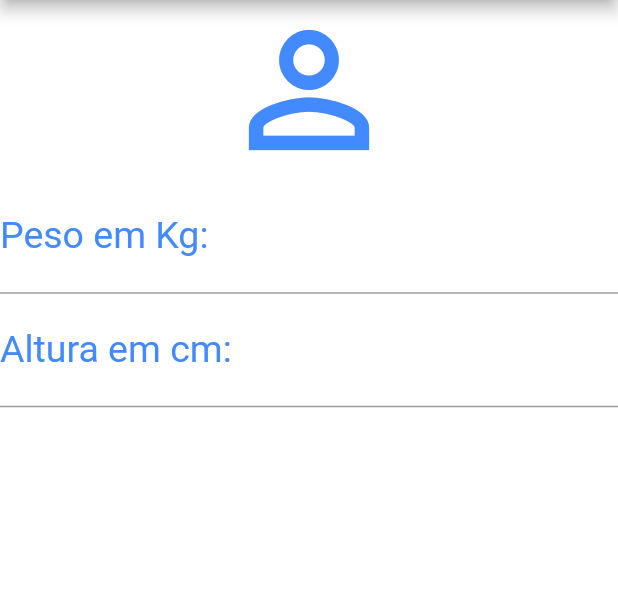
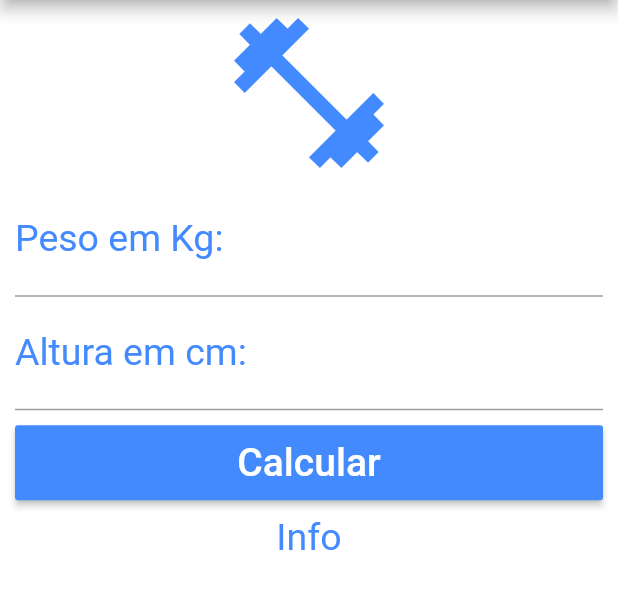
Before and after one commit to italodea/calculadora-de-imc, a Flutter app: the screen it shows after launch, on a phone screen of 412 x 824 dp, the part 84-693 px from its top. Run offline on Flutter 3.47's test engine with Material 2 defaults, Android fonts, the phone set to English and light mode, and no system bars.

Commit message:
Adição dos inputs com o peso e a altura

```diff
--- a/lib/main.dart
+++ b/lib/main.dart
@@ -1,5 +1,6 @@
 import 'package:flutter/material.dart';
-void main(){
+
+void main() {
   runApp(MaterialApp(
     home: Home(),
   ));
@@ -19,30 +20,62 @@ class _State extends State<Home> {
           centerTitle: true,
           backgroundColor: Colors.blueAccent,
           actions: <Widget>[
-          IconButton(icon: Icon(Icons.refresh),onPressed: (){},)
+            IconButton(
+              icon: Icon(Icons.refresh),
+              onPressed: () {},
+            )
           ],
         ),
         backgroundColor: Colors.white,
-      body: Column(
+        body: SingleChildScrollView(
+          padding: EdgeInsets.fromLTRB(10.0, 2.0, 10.0, 0.0),
+          child: Column(
             crossAxisAlignment: CrossAxisAlignment.stretch,
             children: <Widget>[
-          Icon(Icons.person_outline,size: 120.0,color: Colors.blueAccent,),
-          TextField(keyboardType: TextInputType.number,
+              Icon(
+                Icons.fitness_center,
+                size: 120.0,
+                color: Colors.blueAccent,
+              ),
+              TextField(
+                keyboardType: TextInputType.number,
                 decoration: InputDecoration(
                   labelText: "Peso em Kg:",
                   labelStyle: TextStyle(color: Colors.blueAccent),
                 ),
                 textAlign: TextAlign.center,
-          style: TextStyle(color: Colors.blueAccent, fontSize: 25.0),),
-          TextField(keyboardType: TextInputType.number,
+                style: TextStyle(color: Colors.blueAccent, fontSize: 25.0),
+              ),
+              TextField(
+                keyboardType: TextInputType.number,
                 decoration: InputDecoration(
                   labelText: "Altura em cm:",
                   labelStyle: TextStyle(color: Colors.blueAccent),
                 ),
                 textAlign: TextAlign.center,
-            style: TextStyle(color: Colors.blueAccent, fontSize: 25.0),)
+                style: TextStyle(color: Colors.blueAccent, fontSize: 25.0),
+              ),
+              Padding(
+                padding: EdgeInsets.only(top: 10.0, bottom: 10.0),
+                child: Container(
+                  height: 50.0,
+                  child: RaisedButton(
+                    onPressed: () {},
+                    child: Text(
+                      "Calcular",
+                      style: TextStyle(color: Colors.white, fontSize: 26.0),
+                    ),
+                    color: Colors.blueAccent,
+                  ),
+                ),
+              ),
+              Text(
+                "Info",
+                textAlign: TextAlign.center,
+                style: TextStyle(color: Colors.blueAccent, fontSize: 25.0),
+              )
             ],
           ),
-    );
+        ),);
   }
 }
```
Lines whose indentation alone changed are shown as unchanged.
